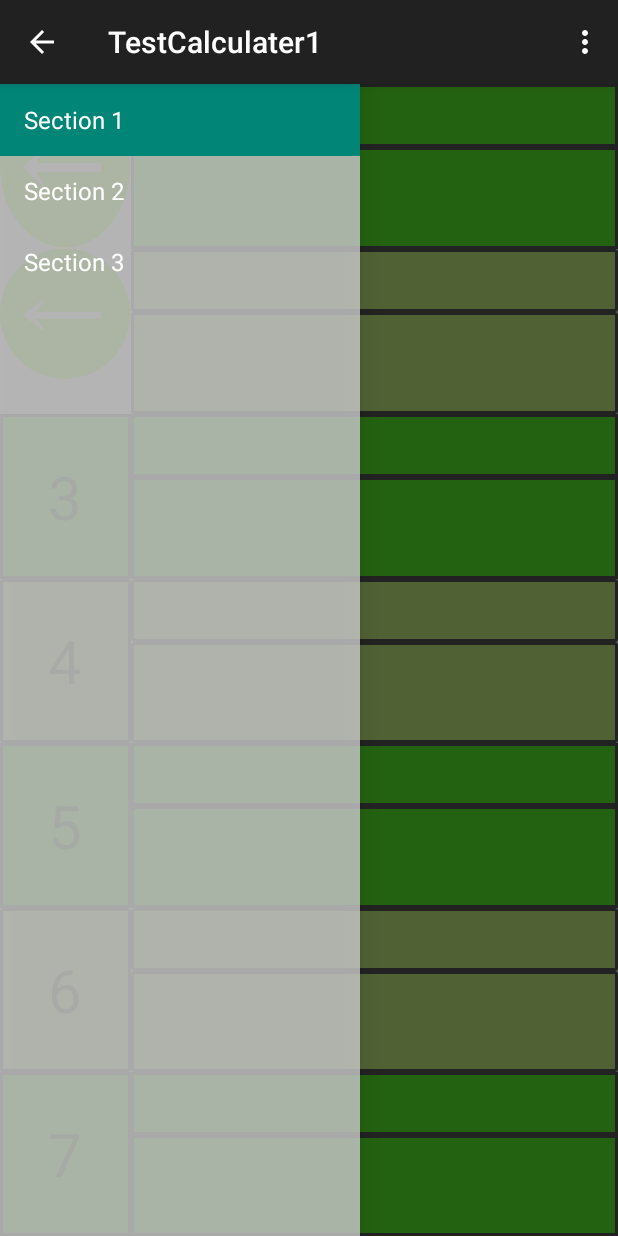
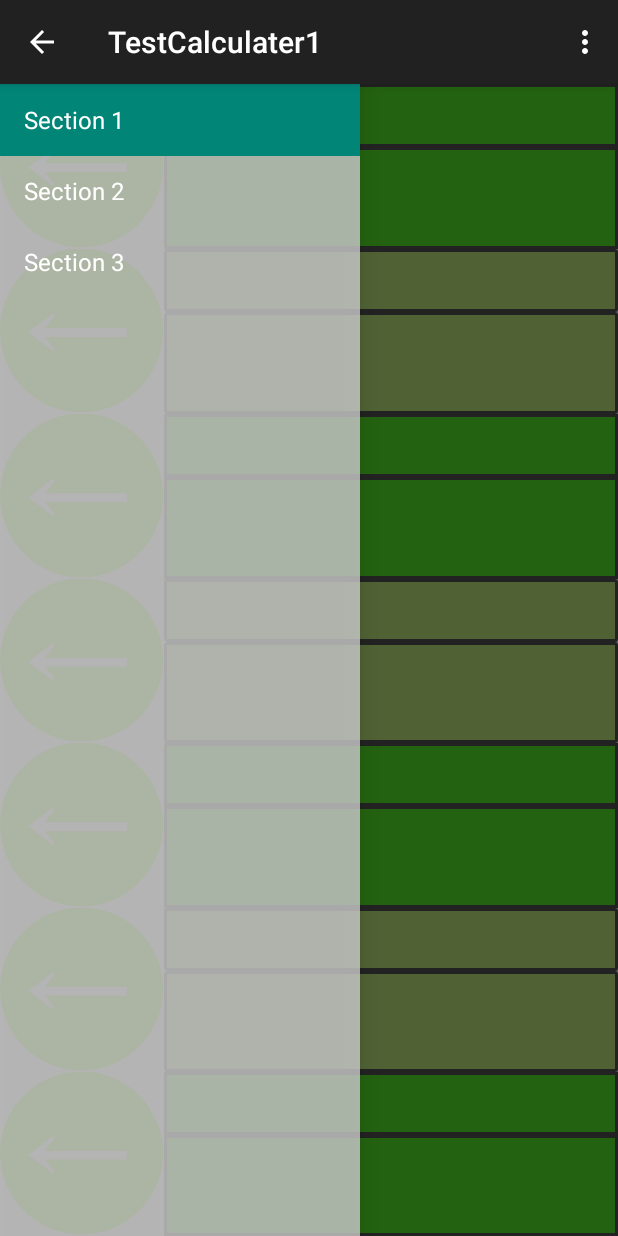
Before and after one commit to Amecaba/unarrangedRepository001, an Android app: the fragment ListFragment placed in its activity, on a phone screen of 412 x 824 dp. Run offline under Robolectric (Android 15) with nearby library versions, the phone set to English and light mode, and no system bars; 2 statements that could not run were skipped.

Commit message:
20160127 YotaroIshizaki complete RButtonSeries

```diff
--- a/TestCalculater1/app/src/main/java/com/example/yotaro/testcalculater1/ListFragment.java
+++ b/TestCalculater1/app/src/main/java/com/example/yotaro/testcalculater1/ListFragment.java
@@ -94,14 +94,36 @@ public class ListFragment extends Fragment {
             resultList.add(resutlTextViewList.get(i).getText().toString());
         }
 
+        ArrayList<Integer> calculationFormulaIdList=new ArrayList<>();
+        calculationFormulaIdList.add(R.id.calculationformula1);
+        calculationFormulaIdList.add(R.id.calculationformula2);
+        calculationFormulaIdList.add(R.id.calculationformula3);
+        calculationFormulaIdList.add(R.id.calculationformula4);
+        calculationFormulaIdList.add(R.id.calculationformula5);
+        calculationFormulaIdList.add(R.id.calculationformula6);
+        calculationFormulaIdList.add(R.id.calculationformula7);
+        ArrayList<TextView> calclulationFormulaList=new ArrayList<>();
+        for(int i=0;i<=6;i++){
+            calclulationFormulaList.add((TextView)returnView.getRootView().findViewById(calculationFormulaIdList.get(i)));
+        }
+        ArrayList<String> calculationFormulaStringList=new ArrayList<>();
+        for(TextView b:calclulationFormulaList){
+            calculationFormulaStringList.add(b.getText().toString());
+        }
+
         ArrayList<Integer> returnButtonIdList=new ArrayList<>();
         returnButtonIdList.add(R.id.arrowbutton1);
         returnButtonIdList.add(R.id.arrowbutton2);
+        returnButtonIdList.add(R.id.arrowbutton3);
+        returnButtonIdList.add(R.id.arrowbutton4);
+        returnButtonIdList.add(R.id.arrowbutton5);
+        returnButtonIdList.add(R.id.arrowbutton6);
+        returnButtonIdList.add(R.id.arrowbutton7);
         ArrayList<ImageButton> returnButtonList=new ArrayList<>();
-        for(int i=0;i<=1;i++){
+        for(int i=0;i<=6;i++){
             returnButtonList.add((ImageButton)returnView.getRootView().findViewById(returnButtonIdList.get(i)));
         }
-        OnClickListenerReturns onClickListenerReturns=new OnClickListenerReturns(this.getActivity(),returnButtonList,resultList);
+        OnClickListenerReturns onClickListenerReturns=new OnClickListenerReturns(this.getActivity(),returnButtonList,resultList,calculationFormulaStringList);
         for(ImageButton cyclerButton:returnButtonList){
             cyclerButton.setOnClickListener(onClickListenerReturns);
         }
--- a/TestCalculater1/app/src/main/java/com/example/yotaro/testcalculater1/MainActivity.java
+++ b/TestCalculater1/app/src/main/java/com/example/yotaro/testcalculater1/MainActivity.java
@@ -35,6 +35,7 @@ public class MainActivity extends ActionBarActivity
 
     //FragmentListからintentしてきた場合の変数そ定義
     String sendResult="X";
+    String sendCFResult="X";
 
     @Override
     protected void onCreate(Bundle savedInstanceState) {
@@ -59,15 +60,19 @@ public class MainActivity extends ActionBarActivity
         FragmentManager fragmentManager=getSupportFragmentManager();
 
         sendResult="X";
+        sendCFResult="X";
 
         Intent intent=getIntent();
-        String sendResult=intent.getStringExtra("sendresult");
+//        String sendResult=intent.getStringExtra("sendresult");
         if(intent.getStringExtra("sendresult")!=null){
             sendResult=intent.getStringExtra("sendresult");
         }
+        if(intent.getStringExtra("sendcf")!=null){
+            sendCFResult=intent.getStringExtra("sendcf");
+        }
 
         if(position==0) {
-            MainFragment premf=new MainFragment(sendResult);
+            MainFragment premf=new MainFragment(sendResult,sendCFResult);
             fragmentManager.beginTransaction()
                     .replace(R.id.container, premf)
                     .commit();
--- a/TestCalculater1/app/src/main/java/com/example/yotaro/testcalculater1/MainFragment.java
+++ b/TestCalculater1/app/src/main/java/com/example/yotaro/testcalculater1/MainFragment.java
@@ -26,6 +26,7 @@ import java.util.ArrayList;
 public class MainFragment extends Fragment {
     public String viewString;
     public String sendResult="Y";
+    public String sendCFResult="Y";
 
     private OnFragmentInteractionListener mListener;
 
@@ -40,8 +41,9 @@ public class MainFragment extends Fragment {
         // Required empty public constructor
     }
 
-    public MainFragment(String send) {
+    public MainFragment(String send,String sendcf) {
         sendResult=send;
+        sendCFResult=sendcf;
     }
 
     @Override
@@ -62,7 +64,14 @@ public class MainFragment extends Fragment {
         int firstInt=0;
         if(sendResult!="X"){
             TextView mainTextView=(TextView)returnView.getRootView().findViewById(R.id.mainview);
-            mainTextView.setText(sendResult);}
+            TextView mainTextView2=(TextView)returnView.getRootView().findViewById(R.id.pastview);
+            mainTextView2.setText(sendResult);
+            mainTextView.setText(sendResult);
+        }
+        if(sendCFResult!="X"){
+            TextView formulaText=(TextView)returnView.getRootView().findViewById(R.id.pastcalc);
+            formulaText.setText(sendCFResult);
+        }
 
         ArrayList<Integer> buttonIdListNumber=new ArrayList<Integer>();
         buttonIdListNumber.add(R.id.button0);
--- a/TestCalculater1/app/src/main/java/com/example/yotaro/testcalculater1/OnClickListenerReturns.java
+++ b/TestCalculater1/app/src/main/java/com/example/yotaro/testcalculater1/OnClickListenerReturns.java
@@ -19,19 +19,23 @@ public class OnClickListenerReturns implements View.OnClickListener {
     Activity innerActivity;
     ArrayList<ImageButton> innerbuttonList;
     ArrayList<String> innerstringList;
-    public OnClickListenerReturns(Activity activity,ArrayList<ImageButton> buttonList,ArrayList<String> stringList){
+    ArrayList<String> innercfstringList;
+    public OnClickListenerReturns(Activity activity,ArrayList<ImageButton> buttonList,ArrayList<String> stringList,ArrayList<String> fsStrignList){
         innerActivity=activity;
         innerbuttonList=buttonList;
         innerstringList=stringList;
+        innercfstringList=fsStrignList;
     }
 
     @Override
     public void onClick(View v){
         Intent intent=new Intent(innerActivity,MainActivity.class);
-        for(int i=0;i<=1;i++){
+        for(int i=0;i<=6;i++){
             if(v==innerbuttonList.get(i)){
                 String innerString=innerstringList.get(i);
+                String innerCFString=innercfstringList.get(i);
                 intent.putExtra("sendresult",innerString);
+                intent.putExtra("sendcf",innerCFString);
             }
 
 
--- a/TestCalculater1/app/src/main/res/layout/fragment_list.xml
+++ b/TestCalculater1/app/src/main/res/layout/fragment_list.xml
@@ -24,7 +24,7 @@
         <!--android:gravity="center"-->
             <!--android:layout_gravity="fill"-->
             <!--android:background="@drawable/solidline"/>-->
-        <FrameLayout
+        <RelativeLayout
             android:layout_height="0dp"
             android:layout_width="0dp"
             android:layout_column="0"
@@ -38,11 +38,11 @@
             android:layout_width="match_parent"
             android:layout_height="wrap_content"
             android:adjustViewBounds="true"
-            android:scaleType="center"
+            android:scaleType="matrix"
             android:background="@drawable/selector1"
             android:id="@+id/arrowbutton1"
             />
-        </FrameLayout>
+        </RelativeLayout>
 
 
         <TextView
@@ -69,21 +69,7 @@
             android:gravity="right"
             />
 
-        <!--<TextView-->
-            <!--android:layout_column="0"-->
-            <!--android:layout_row="2"-->
-            <!--android:layout_columnWeight="1"-->
-            <!--android:layout_rowWeight="2"-->
-            <!--android:layout_rowSpan="2"-->
-            <!--android:clickable="true"-->
-            <!--android:textSize="40dp"-->
-            <!--android:text="2"-->
-            <!--android:id="@+id/number2"-->
-            <!--android:background="@drawable/solidline2nd"-->
-            <!--android:layout_gravity="fill"-->
-            <!--android:gravity="center" />-->
-
-        <ImageButton
+        <RelativeLayout
             android:layout_height="0dp"
             android:layout_width="0dp"
             android:layout_column="0"
@@ -91,11 +77,15 @@
             android:layout_columnWeight="1"
             android:layout_rowWeight="2"
             android:layout_rowSpan="2"
-            android:src="@drawable/giftest"
-            android:scaleType="fitStart"
-            android:background="@null"
-            android:id="@+id/arrowbutton2"
-            />
+            android:layout_gravity="fill">
+            <ImageButton
+                android:layout_width="match_parent"
+                android:layout_height="wrap_content"
+                android:adjustViewBounds="true"
+                android:scaleType="matrix"
+                android:background="@drawable/selector1"
+                android:id="@+id/arrowbutton2"/>
+        </RelativeLayout>
 
         <TextView
             android:layout_column="1"
@@ -119,19 +109,23 @@
             android:layout_gravity="fill"
             android:gravity="right" />
 
-        <TextView
+        <RelativeLayout
+            android:layout_height="0dp"
+            android:layout_width="0dp"
             android:layout_column="0"
             android:layout_row="4"
             android:layout_columnWeight="1"
             android:layout_rowWeight="2"
             android:layout_rowSpan="2"
-            android:clickable="true"
-            android:textSize="40dp"
-            android:text="3"
-            android:id="@+id/number3"
-            android:background="@drawable/solidline"
-            android:layout_gravity="fill"
-            android:gravity="center" />
+            android:layout_gravity="fill">
+            <ImageButton
+                android:layout_width="match_parent"
+                android:layout_height="wrap_content"
+                android:adjustViewBounds="true"
+                android:scaleType="matrix"
+                android:background="@drawable/selector1"
+                android:id="@+id/arrowbutton3"/>
+        </RelativeLayout>
 
         <TextView
             android:layout_column="1"
@@ -155,19 +149,23 @@
             android:layout_gravity="fill"
             android:gravity="right" />
 
-        <TextView
+        <RelativeLayout
+            android:layout_height="0dp"
+            android:layout_width="0dp"
             android:layout_column="0"
             android:layout_row="6"
             android:layout_columnWeight="1"
             android:layout_rowWeight="2"
             android:layout_rowSpan="2"
-            android:clickable="true"
-            android:textSize="40dp"
-            android:text="4"
-            android:id="@+id/number4"
-            android:background="@drawable/solidline2nd"
-            android:layout_gravity="fill"
-            android:gravity="center" />
+            android:layout_gravity="fill">
+            <ImageButton
+                android:layout_width="match_parent"
+                android:layout_height="wrap_content"
+                android:adjustViewBounds="true"
+                android:scaleType="matrix"
+                android:background="@drawable/selector1"
+                android:id="@+id/arrowbutton4"/>
+        </RelativeLayout>
 
         <TextView
             android:layout_column="1"
@@ -191,19 +189,23 @@
             android:layout_gravity="fill"
             android:gravity="right" />
 
-        <TextView
+        <RelativeLayout
+            android:layout_height="0dp"
+            android:layout_width="0dp"
             android:layout_column="0"
             android:layout_row="8"
             android:layout_columnWeight="1"
             android:layout_rowWeight="2"
             android:layout_rowSpan="2"
-            android:clickable="true"
-            android:textSize="40dp"
-            android:text="5"
-            android:id="@+id/number5"
-            android:background="@drawable/solidline"
-            android:layout_gravity="fill"
-            android:gravity="center" />
+            android:layout_gravity="fill">
+            <ImageButton
+                android:layout_width="match_parent"
+                android:layout_height="wrap_content"
+                android:adjustViewBounds="true"
+                android:scaleType="matrix"
+                android:background="@drawable/selector1"
+                android:id="@+id/arrowbutton5"/>
+        </RelativeLayout>
 
         <TextView
             android:layout_column="1"
@@ -227,19 +229,23 @@
             android:layout_gravity="fill"
             android:gravity="right" />
 
-        <TextView
+        <RelativeLayout
+            android:layout_height="0dp"
+            android:layout_width="0dp"
             android:layout_column="0"
             android:layout_row="10"
             android:layout_columnWeight="1"
             android:layout_rowWeight="2"
             android:layout_rowSpan="2"
-            android:clickable="true"
-            android:textSize="40dp"
-            android:text="6"
-            android:id="@+id/number6"
-            android:background="@drawable/solidline2nd"
-            android:layout_gravity="fill"
-            android:gravity="center" />
+            android:layout_gravity="fill">
+            <ImageButton
+                android:layout_width="match_parent"
+                android:layout_height="wrap_content"
+                android:adjustViewBounds="true"
+                android:scaleType="matrix"
+                android:background="@drawable/selector1"
+                android:id="@+id/arrowbutton6"/>
+        </RelativeLayout>
 
         <TextView
             android:layout_column="1"
@@ -263,19 +269,23 @@
             android:layout_gravity="fill"
             android:gravity="right" />
 
-        <TextView
+        <RelativeLayout
+            android:layout_height="0dp"
+            android:layout_width="0dp"
             android:layout_column="0"
             android:layout_row="12"
-            android:layout_columnWeight="1"
+            android:layout_columnWeight="1.8"
             android:layout_rowWeight="2"
             android:layout_rowSpan="2"
-            android:clickable="true"
-            android:textSize="40dp"
-            android:text="7"
-            android:id="@+id/number7"
-            android:background="@drawable/solidline"
-            android:layout_gravity="fill"
-            android:gravity="center" />
+            android:layout_gravity="fill">
+            <ImageButton
+                android:layout_width="match_parent"
+                android:layout_height="wrap_content"
+                android:adjustViewBounds="true"
+                android:scaleType="matrix"
+                android:background="@drawable/selector1"
+                android:id="@+id/arrowbutton7"/>
+        </RelativeLayout>
 
         <TextView
             android:layout_column="1"
```
